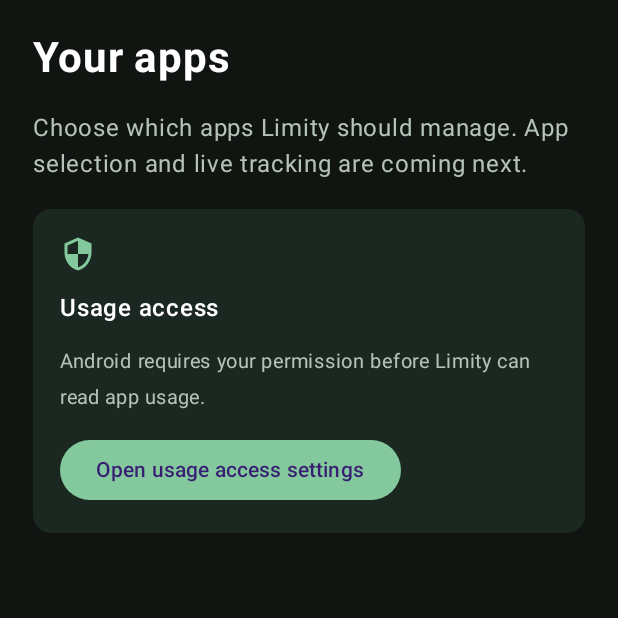
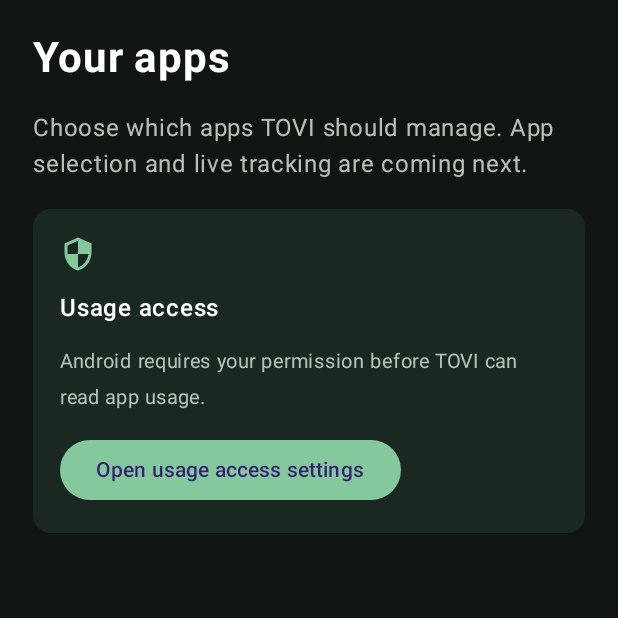
Before and after one commit to iy367-ux/TOVI, an Android app built with Jetpack Compose: the screen it shows after launch (MainActivity), item 2 of the bottom bar chosen, on a phone screen of 412 x 824 dp, the top half of it. Run offline under Robolectric (Android 15) with nearby library versions, the phone set to English and light mode, and no system bars.

Commit message:
Align TOVI branding across app and website

```diff
--- a/app/src/main/java/com/limity/app/MainActivity.kt
+++ b/app/src/main/java/com/limity/app/MainActivity.kt
@@ -75,7 +75,7 @@ private fun Page(modifier: Modifier = Modifier, content: @Composable ColumnScope
 private fun HomeScreen(tokens: Int, accent: Color, modifier: Modifier = Modifier) {
     Page(modifier) {
         Column {
-            Text("limity.", fontSize = 32.sp, fontWeight = FontWeight.Bold, color = Color.White)
+            Text("tovi.", fontSize = 32.sp, fontWeight = FontWeight.Bold, color = Color.White)
             Text("MAKE TIME COUNT.", fontSize = 10.sp, letterSpacing = 2.sp, color = Muted)
         }
         Card(colors = CardDefaults.cardColors(containerColor = SurfaceDark), shape = RoundedCornerShape(24.dp)) {
@@ -105,12 +105,12 @@ private fun HomeScreen(tokens: Int, accent: Color, modifier: Modifier = Modifier
 private fun AppsScreen(modifier: Modifier = Modifier, onUsageSettings: () -> Unit) {
     Page(modifier) {
         Text("Your apps", color = Color.White, fontSize = 28.sp, fontWeight = FontWeight.Bold)
-        Text("Choose which apps Limity should manage. App selection and live tracking are coming next.", color = Muted)
+        Text("Choose which apps TOVI should manage. App selection and live tracking are coming next.", color = Muted)
         Card(colors = CardDefaults.cardColors(containerColor = SurfaceDark)) {
             Column(Modifier.padding(18.dp), verticalArrangement = Arrangement.spacedBy(12.dp)) {
                 Icon(Icons.Default.Security, tint = Color(0xFF83C99D), contentDescription = null)
                 Text("Usage access", color = Color.White, fontWeight = FontWeight.SemiBold)
-                Text("Android requires your permission before Limity can read app usage.", color = Muted, fontSize = 13.sp)
+                Text("Android requires your permission before TOVI can read app usage.", color = Muted, fontSize = 13.sp)
                 Button(onClick = onUsageSettings) { Text("Open usage access settings") }
             }
         }
@@ -156,7 +156,7 @@ private fun SettingsScreen(
         Card(colors = CardDefaults.cardColors(containerColor = SurfaceDark), shape = RoundedCornerShape(20.dp)) {
             Column(Modifier.padding(18.dp), verticalArrangement = Arrangement.spacedBy(14.dp)) {
                 Text("APP ACCENT COLOUR", color = Muted, fontSize = 11.sp, letterSpacing = 1.sp)
-                Text("Make Limity yours.", color = Color.White, fontSize = 18.sp)
+                Text("Make TOVI yours.", color = Color.White, fontSize = 18.sp)
                 Row(Modifier.fillMaxWidth(), horizontalArrangement = Arrangement.SpaceBetween) {
                     accents.forEachIndexed { index, color ->
                         Column(horizontalAlignment = Alignment.CenterHorizontally, verticalArrangement = Arrangement.spacedBy(5.dp)) {
```
